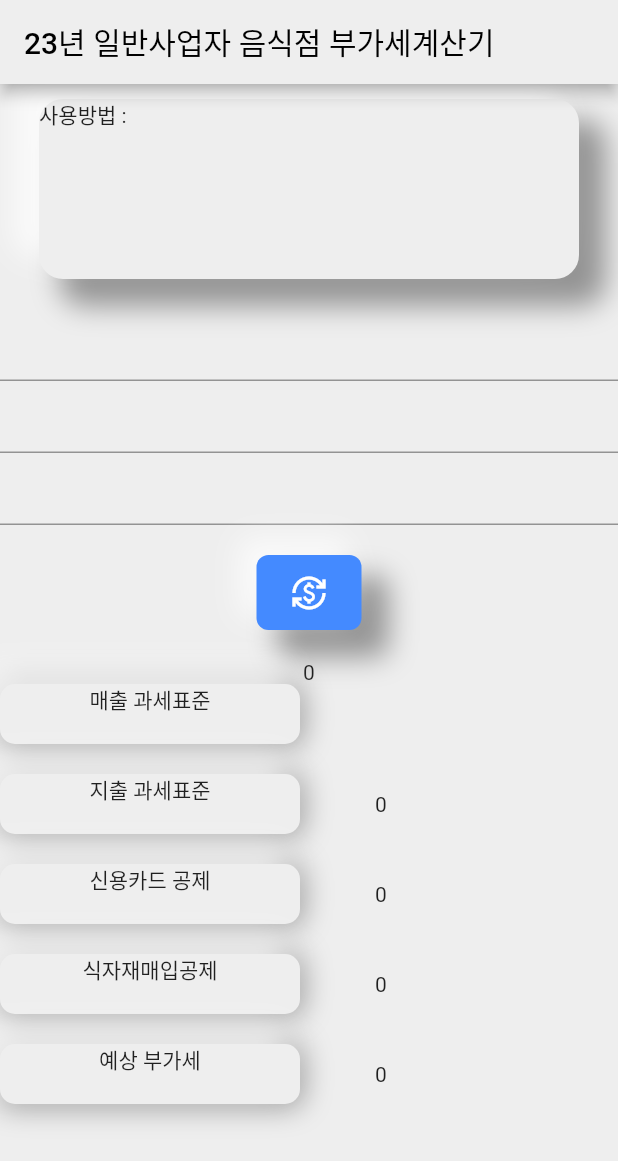
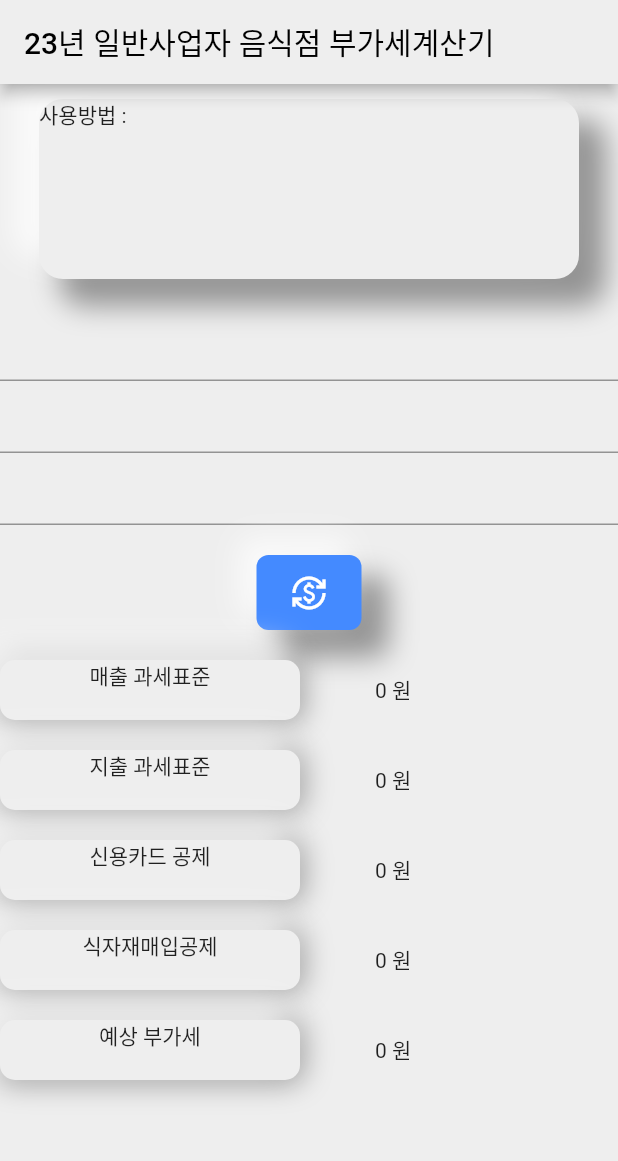
Before and after one commit to jhonhyuncheol88/taxcalculator126, a Flutter app: the screen it shows after launch, after a tap on the "currency exchange" icon, on a phone screen of 412 x 824 dp. Shown: the top 1161 px of the screen. Run offline on Flutter 3.47's test engine with Material 2 defaults, Android fonts, the phone set to English and light mode, and no system bars; missing offline and left inert: pattern_formatter.

Commit message:
12월 11 현황

```diff
--- a/lib/main.dart
+++ b/lib/main.dart
@@ -2,8 +2,6 @@ import 'package:flutter/material.dart';
 import 'package:flutter/services.dart';
 import 'package:intl/intl.dart';
 import 'package:pattern_formatter/pattern_formatter.dart';
-
-
 
 
 
@@ -34,36 +32,30 @@ class HomePage extends StatefulWidget {
 }
 
 class _HomePageState extends State<HomePage> {
-
   bool click = false; //계산 버튼 애니메이션 변수
 
-
+  var comma = NumberFormat('###,### 원'); //콤마 찍는 변수
 
   //final comma = NumberFormat("###,###,###,### 원"); //콤마 관련 변수 선언
 
-  TextEditingController t1 =TextEditingController();
-
-  TextEditingController t2 =TextEditingController();
-  TextEditingController t3 =TextEditingController();
+  var t1 = TextEditingController();
+  var t2 = TextEditingController();
+  var t3 = TextEditingController();
 
 
 
 
-
-  num income = 0;
-  num  taxincome = 0;
-  num spending_Food = 0;
-  num spending_Product = 0;
-  num taxspending = 0;
-  num creditcard_help = 0;
-  num spending_Food_help = 0;
-  num estimate_tax = 0;
-  num data=0;
+  double taxincome = 0;
+  double taxspending = 0;
+  double creditcard_help = 0;
+  double spending_Food_help = 0;
+  double estimate_tax = 0;
 
 
   @override
   void initState() {
-    t1 =TextEditingController();
+
+     t1 = TextEditingController();
      t2 =TextEditingController();
      t3 =TextEditingController();
     super.initState();
@@ -76,34 +68,34 @@ class _HomePageState extends State<HomePage> {
     t3.dispose();
   }
 
+//1.콤마를 추가하면서 문자가 된 숫자 값을 replaceAll을 이용해 콤마를 제거해준다.
+  //2. 콤마를 제거한 숫자 값을 double.parse로 변환해준다.
+  //3. double로 된 숫자 값을 해당 변수에 넣어주고 계산식을 적용한다.
+  void convertStringtoDouble() {
+    var t1text =t1.text;
+    var t1convert= t1text.replaceAll(",", "");
+    var income=double.parse(t1convert);
 
-  void converstringtodouble () {
-    income = double.parse(t1.text);
-    spending_Food =double.parse(t2.text) ;
-    spending_Product = double.parse(t3.text) ;
-  }
+    var t2text =t2.text;
+    var t2convert = t2text.replaceAll(",","");
+    var spending_Food =double.parse(t2convert);
+
+    var t3text = t3.text;
+    var t3convert = t3text.replaceAll(",", "");
+    var spending_Product =double.parse(t3convert);
 
 
-  void taxmake() {
+        taxincome = income * 1/10;
+        spending_Food_help = spending_Food * 9/109;
+        taxspending = spending_Product *1/10;
+        creditcard_help = spending_Product *13/1000;
+        estimate_tax = (income *1/10) -(spending_Product*1/10) -(spending_Product*13/1000) -(spending_Food*75/1000);
 
-
-
-    taxincome = income * 1 / 10;
-    taxspending = spending_Product * 1 / 10;
   }
-
-  void taxcalcualtor() {
 
 
 
 
-    creditcard_help = income * 13 / 1000;
-    spending_Food_help = spending_Food * 9 / 109;
-    estimate_tax = (income * 1 / 10) -
-        (spending_Product * 1 / 10) -
-        creditcard_help -
-        spending_Food_help;
-  }
 
   @override
   Widget build(BuildContext context) {
@@ -159,6 +151,10 @@ class _HomePageState extends State<HomePage> {
               keyboardType: TextInputType.number,
               textAlign: TextAlign.end,
               inputFormatters: [ThousandsFormatter()],
+
+
+
+
             ),
 
             TextField(
@@ -166,25 +162,25 @@ class _HomePageState extends State<HomePage> {
               keyboardType: TextInputType.number,
               textAlign: TextAlign.end,
               inputFormatters: [ThousandsFormatter()],
+
             ),
             TextField(
               controller: t3,
               keyboardType: TextInputType.number,
               textAlign: TextAlign.end,
               inputFormatters: [ThousandsFormatter()],
-            ),
+              ),
             SizedBox(
               height: 20,
             ),
             GestureDetector(
               onTap: () {
                 setState(() {
-                  converstringtodouble();
+                  click = !click;
 
-                  click = !click;
-                  //taxmake();
+                   convertStringtoDouble();
+
                   //taxcalcualtor();
-
                 });
               },
               child: AnimatedContainer(
@@ -220,7 +216,7 @@ class _HomePageState extends State<HomePage> {
             SizedBox(
               height: 20,
             ),
-            Text('${data}'),
+
             Row(
               mainAxisAlignment: MainAxisAlignment.start,
               children: [
@@ -250,7 +246,7 @@ class _HomePageState extends State<HomePage> {
                 SizedBox(
                   width: 50,
                 ),
-                Text('${t1.value.text} '),  //taxincome
+                Text(comma.format(taxincome)), //taxincome
               ],
             ),
             SizedBox(
@@ -285,7 +281,7 @@ class _HomePageState extends State<HomePage> {
                 SizedBox(
                   width: 50,
                 ),
-                Text('${taxspending}'),
+                Text(comma.format(taxspending)),
               ],
             ),
             SizedBox(
@@ -320,7 +316,7 @@ class _HomePageState extends State<HomePage> {
                 SizedBox(
                   width: 50,
                 ),
-                Text('${creditcard_help}'),
+                Text(comma.format(creditcard_help)),
                 //신용카드 공제 매출의 1.3%
               ],
             ),
@@ -356,7 +352,7 @@ class _HomePageState extends State<HomePage> {
                 SizedBox(
                   width: 50,
                 ),
-                Text('${spending_Food_help}'),
+                Text(comma.format(spending_Food_help)),
                 //의제매입공제 식자재 매출의 2억미만 8.26% , 2억 초과 7.24%
               ],
             ),
@@ -392,7 +388,7 @@ class _HomePageState extends State<HomePage> {
                 SizedBox(
                   width: 50,
                 ),
-                Text('${estimate_tax}'),
+                Text(comma.format(estimate_tax)),
               ],
             ),
 
@@ -406,4 +402,3 @@ class _HomePageState extends State<HomePage> {
     );
   }
 }
-//
--- a/pubspec.yaml
+++ b/pubspec.yaml
@@ -29,7 +29,9 @@ environment:
 # the latest version available on pub.dev. To see which dependencies have newer
 # versions available, run `flutter pub outdated`.
 dependencies:
+
   pattern_formatter: ^2.0.0
+
 
   intl: ^0.17.0
   flutter:
```
